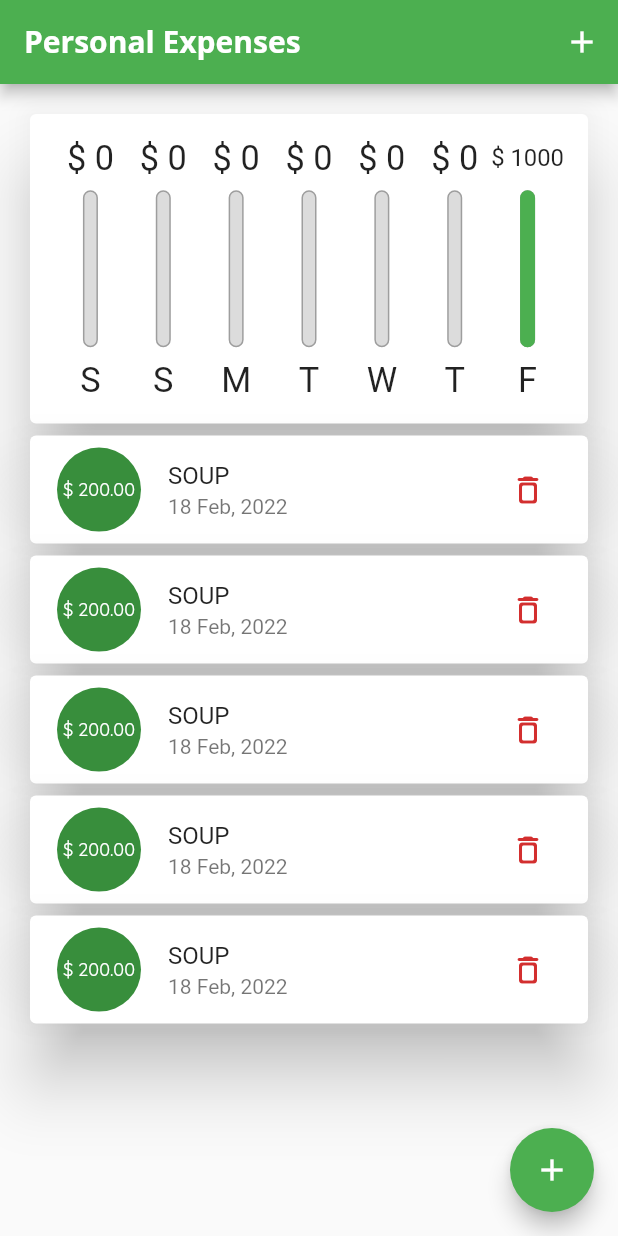
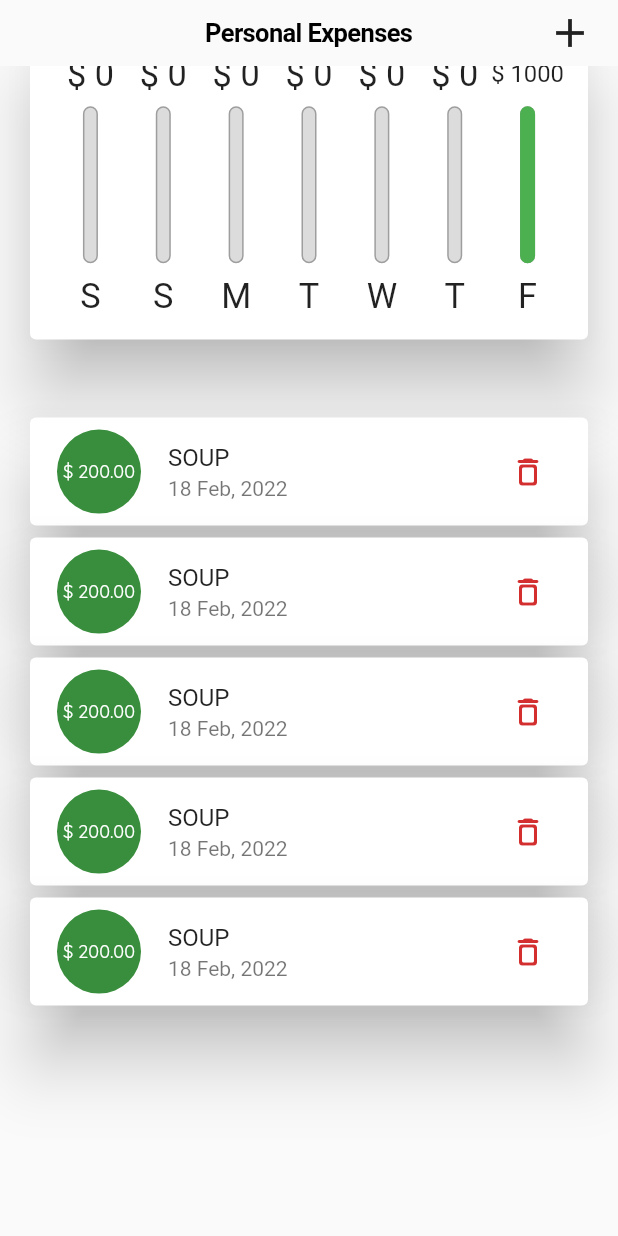
Before and after one commit to ranjeetrocky/fluttermax_expence_tracker, a Flutter app: the screen it shows after launch, on a phone screen of 412 x 824 dp. Run offline on Flutter 3.47's test engine with Material 2 defaults, Android fonts, the phone set to English and light mode, and no system bars.

Commit message:
added cupertino nav bar and refractored consts

```diff
--- a/lib/main.dart
+++ b/lib/main.dart
@@ -1,10 +1,10 @@
 import 'dart:io';
-
+import 'package:flutter/cupertino.dart';
 import 'package:flutter/material.dart';
 import 'package:flutter/services.dart';
-import 'package:max2_expence_tracker/widgets/chart.dart';
-import 'package:max2_expence_tracker/widgets/new_transaction.dart';
-import 'package:max2_expence_tracker/widgets/transaction_list.dart';
+import './widgets/chart.dart';
+import './widgets/new_transaction.dart';
+import './widgets/transaction_list.dart';
 import 'models/transaction.dart';
 import 'package:animations/animations.dart';
 
@@ -24,7 +24,8 @@ class MyApp extends StatelessWidget {
       theme: ThemeData(
         primarySwatch: Colors.green,
         fontFamily: 'QuickSand',
-        cardTheme: CardTheme().copyWith(elevation: 20),
+        platform: TargetPlatform.iOS,
+        cardTheme: const CardTheme().copyWith(elevation: 20),
         textTheme: ThemeData.light().textTheme.copyWith(
               headline5: const TextStyle(
                   fontFamily: 'OpenSans',
@@ -119,7 +120,7 @@ class _MyHomePageState extends State<MyHomePage> {
             icon: const Icon(Icons.add))
       ],
     );
-    final txListWidget = Container(
+    final txListWidget = SizedBox(
       height: (mq.size.height - mq.padding.top - appBar.preferredSize.height) *
           (isLandscape ? 0.8 : 0.7),
       child: TransactionList(
@@ -134,15 +135,7 @@ class _MyHomePageState extends State<MyHomePage> {
         recentTransactions: _recentTxs,
       ),
     );
-    return Scaffold(
-      appBar: appBar,
-      floatingActionButton: Platform.isIOS
-          ? null
-          : FloatingActionButton(
-              onPressed: () => _showAddModal(context),
-              child: const Icon(Icons.add),
-            ),
-      body: SingleChildScrollView(
+    final body = SingleChildScrollView(
       child: Column(
         children: [
           if (isLandscape)
@@ -175,7 +168,25 @@ class _MyHomePageState extends State<MyHomePage> {
                 child: _showChart ? chartWidget : txListWidget),
         ],
       ),
-      ), // This trailing comma makes auto-formatting nicer for build methods.
+    );
+    return !Platform.isIOS
+        ? CupertinoPageScaffold(
+            child: body,
+            navigationBar: const CupertinoNavigationBar(
+              middle: Text("Personal Expenses"),
+              trailing: Icon(Icons.add),
+            ),
+          )
+        : Scaffold(
+            appBar: appBar,
+            floatingActionButton: Platform.isIOS
+                ? null
+                : FloatingActionButton(
+                    onPressed: () => _showAddModal(context),
+                    child: const Icon(Icons.add),
+                  ),
+            body:
+                body, // This trailing comma makes auto-formatting nicer for build methods.
           );
   }
 }
--- a/lib/widgets/chart.dart
+++ b/lib/widgets/chart.dart
@@ -38,11 +38,11 @@ class Chart extends StatelessWidget {
   Widget build(BuildContext context) {
     print(groupedTransactionValues);
     return Padding(
-      padding: EdgeInsets.only(top: 16, right: 16, left: 16),
+      padding: const EdgeInsets.only(top: 16, right: 16, left: 16),
       child: Card(
         // margin: EdgeInsets.all(20),
         child: Padding(
-          padding: EdgeInsets.all(16),
+          padding: const EdgeInsets.all(16),
           child: Row(
             mainAxisAlignment: MainAxisAlignment.spaceEvenly,
             children: groupedTransactionValues.map((data) {
--- a/lib/widgets/chart_bar.dart
+++ b/lib/widgets/chart_bar.dart
@@ -16,13 +16,13 @@ class ChartBar extends StatelessWidget {
       builder: (context, constraints) {
         return Column(
           children: [
-            Container(
+            SizedBox(
                 height: constraints.maxHeight * 0.15,
                 child: FittedBox(
                     child: Text('\$ ${spendingAmount.toStringAsFixed(0)}'))),
             // Text('₹ ${spendingAmount.toStringAsFixed(0)}'),
             SizedBox(height: constraints.maxHeight * 0.05),
-            Container(
+            SizedBox(
               height: constraints.maxHeight * 0.6,
               width: 10,
               child: Stack(
@@ -30,7 +30,7 @@ class ChartBar extends StatelessWidget {
                   Container(
                     decoration: BoxDecoration(
                       border: Border.all(color: Colors.grey, width: 1),
-                      color: Color.fromRGBO(220, 220, 220, 1),
+                      color: const Color.fromRGBO(220, 220, 220, 1),
                       borderRadius: BorderRadius.circular(10),
                     ),
                   ),
--- a/lib/widgets/new_transaction.dart
+++ b/lib/widgets/new_transaction.dart
@@ -3,7 +3,7 @@ import 'package:intl/intl.dart';
 
 class NewTransaction extends StatefulWidget {
   final Function addTx;
-  NewTransaction({Key? key, required this.addTx}) : super(key: key);
+  const NewTransaction({Key? key, required this.addTx}) : super(key: key);
 
   @override
   State<NewTransaction> createState() => _NewTransactionState();
@@ -61,7 +61,7 @@ class _NewTransactionState extends State<NewTransaction> {
           crossAxisAlignment: CrossAxisAlignment.end,
           children: [
             TextField(
-              decoration: InputDecoration(labelText: "Title"),
+              decoration: const InputDecoration(labelText: "Title"),
               controller: _titleController,
               onSubmitted: (_) => FocusScope.of(context).requestFocus(focus),
 
@@ -71,7 +71,7 @@ class _NewTransactionState extends State<NewTransaction> {
               // },
             ),
             TextField(
-              decoration: InputDecoration(labelText: "Amount"),
+              decoration: const InputDecoration(labelText: "Amount"),
               controller: _amountController,
               keyboardType: TextInputType.number,
               onSubmitted: (_) => _submitData(),
@@ -98,7 +98,7 @@ class _NewTransactionState extends State<NewTransaction> {
               ],
             ),
             ElevatedButton(
-              child: Text('Add Transaction'),
+              child: const Text('Add Transaction'),
               onPressed: _submitData,
             )
           ],
--- a/lib/widgets/transaction_list.dart
+++ b/lib/widgets/transaction_list.dart
@@ -12,7 +12,7 @@ class TransactionList extends StatelessWidget {
   Widget build(BuildContext context) {
     final mq = MediaQuery.of(context);
     // print(MediaQuery.of(context).size.width);
-    return Container(
+    return SizedBox(
       height: mq.size.height * 0.6,
       child: _transactionList.isEmpty
           ? Column(
@@ -28,7 +28,7 @@ class TransactionList extends StatelessWidget {
               itemBuilder: (context, index) {
                 // print(index);
                 return Padding(
-                  padding: EdgeInsets.symmetric(horizontal: 16),
+                  padding: const EdgeInsets.symmetric(horizontal: 16),
                   child: Card(
                     child: ListTile(
                       title: Text(_transactionList[index].title?.toUpperCase()
@@ -38,7 +38,7 @@ class TransactionList extends StatelessWidget {
                       leading: CircleAvatar(
                         radius: 30,
                         child: Padding(
-                          padding: EdgeInsets.all(6),
+                          padding: const EdgeInsets.all(6),
                           child: FittedBox(
                             child: Text(
                               '\$ ${_transactionList[index].amount?.toStringAsFixed(2)}',
```
Lines whose indentation alone changed are shown as unchanged.
